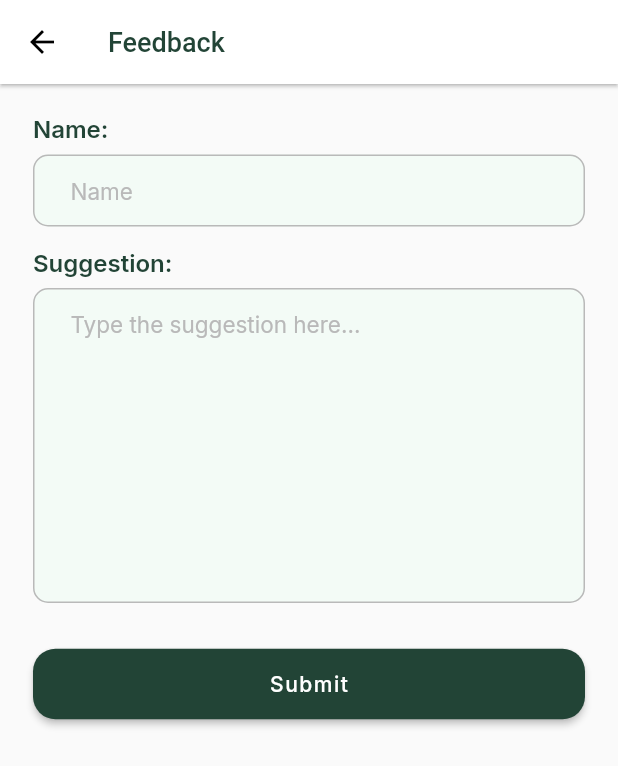
After one commit to naidunandu/Oak_Haven_Massage_App, a Flutter app: the LayoutView screen opened by its route, item 4 of the bottom bar chosen, after a tap on "Feedback", on a phone screen of 412 x 824 dp. The commit adds this screen. Shown: the top 766 px of the screen. Run offline on Flutter 3.47's test engine with Material 3 defaults, Android fonts, the phone set to English and light mode, and no system bars; our stand-ins replace connectivity_plus, fluttertoast, get, get_storage, google_fonts, image_picker and 2 more; missing offline and left inert: flutter_lazy_indexed_stack; accounts and stored records are empty.

Commit message:
More option design

```diff
--- a/lib/controllers/layout_controller.dart
+++ b/lib/controllers/layout_controller.dart
@@ -1,9 +1,11 @@
+import 'package:flutter/foundation.dart';
 import 'package:get/get.dart';
 
 class LayoutController extends GetxController {
   int currentPageIndex = 0;
 
-  void updatePageIndex(int index, context) async {
+  // Update page index method
+  updatePageIndex(int index) {
     currentPageIndex = index;
     update();
   }
--- a/lib/routes/route_methods.dart
+++ b/lib/routes/route_methods.dart
@@ -1,5 +1,6 @@
 import 'package:get/get.dart';
 import 'package:oak_haven_massage_app/routes/route_name.dart';
+import 'package:oak_haven_massage_app/view/more/feedback.dart';
 import 'package:oak_haven_massage_app/view/otp.dart';
 
 import '../view/layout.dart';
@@ -29,5 +30,6 @@ class AppRoutes {
     getPage(name: RouteNames.login, page: () => const LoginView()),
     getPage(name: RouteNames.otp, page: () => const OtpView()),
     getPage(name: RouteNames.layout, page: () => const LayoutView()),
+    getPage(name: RouteNames.feedback, page: () => const FeedbackView()),
   ];
 }
--- a/lib/routes/route_name.dart
+++ b/lib/routes/route_name.dart
@@ -4,4 +4,5 @@ class RouteNames {
   static const login = '/login';
   static const otp = '/otp';
   static const layout = '/layout';
+  static const feedback = '/feedback';
 }
--- a/lib/view/layout.dart
+++ b/lib/view/layout.dart
@@ -1,23 +1,18 @@
 import 'package:flutter/material.dart';
 import 'package:flutter_lazy_indexed_stack/flutter_lazy_indexed_stack.dart';
 import 'package:get/get.dart';
+import 'package:oak_haven_massage_app/routes/route_name.dart';
 import 'package:oak_haven_massage_app/utils/app_theme.dart';
 import 'package:oak_haven_massage_app/view/feed.dart';
 import 'package:oak_haven_massage_app/view/home.dart';
 import 'package:oak_haven_massage_app/view/profile.dart';
+import 'package:oak_haven_massage_app/widgets/dashed_divider.dart';
 
 import '../controllers/layout_controller.dart';
 import '../utils/app_assets.dart';
 
-class LayoutView extends StatefulWidget {
+class LayoutView extends StatelessWidget {
   const LayoutView({super.key});
-
-  @override
-  _LayoutViewState createState() => _LayoutViewState();
-}
-
-class _LayoutViewState extends State<LayoutView> {
-  final bool _isMenuOpen = true; // Track the state of the menu
 
   @override
   Widget build(BuildContext context) {
@@ -29,11 +24,10 @@ class _LayoutViewState extends State<LayoutView> {
             child: Scaffold(
               body: LazyIndexedStack(
                 index: ctrl.currentPageIndex,
-                children: [
-                  const HomeView(),
-                  const FeedView(),
-                  const ProfileView(),
-                  moreMenu(context),
+                children: const [
+                  HomeView(),
+                  FeedView(),
+                  ProfileView(),
                 ],
               ),
               bottomNavigationBar: BottomAppBar(
@@ -60,11 +54,118 @@ class _LayoutViewState extends State<LayoutView> {
         });
   }
 
+  // Method to show the bottom sheet
+  void _showBottomSheet(BuildContext context) {
+    showModalBottomSheet(
+      context: context,
+      backgroundColor: Colors.transparent, // Make background transparent
+      isScrollControlled: true, // Allow scrolling content
+      builder: (BuildContext context) {
+        return Container(
+          margin: const EdgeInsets.only(bottom: 70, left: 80),
+          padding: const EdgeInsets.all(16),
+          decoration: const BoxDecoration(
+            color: CustomColors.link, // Semi-transparent background
+            borderRadius: BorderRadius.only(
+              topLeft: Radius.circular(20),
+            ),
+          ),
+          child: Column(
+            crossAxisAlignment:CrossAxisAlignment.start,
+            mainAxisSize: MainAxisSize.min,
+            children: [
+              ListTile(
+                title: const Text(
+                  'Feedback',
+                  style: TextStyle(
+                    color: CustomColors.white,
+                    fontSize: 14,
+                    fontWeight: FontWeight.w500,
+                    letterSpacing: 1,
+                  ),
+                ),
+                onTap: () {
+                  // Handle settings action
+                  Get.toNamed(RouteNames.feedback);
+                },
+              ),
+              const DashedDivider(color: CustomColors.white),
+              ListTile(
+                title: const Text(
+                  'Maintenance/Equipment Request',
+                  style: TextStyle(
+                    color: CustomColors.white,
+                    fontSize: 14,
+                    fontWeight: FontWeight.w500,
+                    letterSpacing: 1,
+                  ),
+                ),
+                onTap: () {
+                  // Handle help action
+                },
+              ),
+              const DashedDivider(color: CustomColors.white),
+              ListTile(
+                title: const Text(
+                  'PTO Request',
+                  style: TextStyle(
+                    color: CustomColors.white,
+                    fontSize: 14,
+                    fontWeight: FontWeight.w500,
+                    letterSpacing: 1,
+                  ),
+                ),
+                onTap: () {
+                  // Handle logout action
+                },
+              ),
+              const DashedDivider(color: CustomColors.white),
+              ListTile(
+                title: const Text(
+                  'Loan/Payroll Advance Request',
+                  style: TextStyle(
+                    color: CustomColors.white,
+                    fontSize: 14,
+                    fontWeight: FontWeight.w500,
+                    letterSpacing: 1,
+                  ),
+                ),
+                onTap: () {
+                  // Handle logout action
+                },
+              ),
+              const DashedDivider(color: CustomColors.white),
+              ListTile(
+                title: const Text(
+                  'Payroll & Benefits Questions',
+                  style: TextStyle(
+                    color: CustomColors.white,
+                    fontSize: 14,
+                    fontWeight: FontWeight.w500,
+                    letterSpacing: 1,
+                  ),
+                ),
+                onTap: () {
+                  // Handle logout action
+                },
+              ),
+            ],
+          ),
+        );
+      },
+    );
+  }
+
   Widget navBarItem(String image, String label, int index, LayoutController ctrl, context) {
     Color color = ctrl.currentPageIndex == index ? CustomColors.primary : CustomColors.border;
     return GestureDetector(
-      onTap: () => {
-        ctrl.updatePageIndex(index, context),
+      onTap: () {
+        // Only update if the index is within valid bounds
+        if (index >= 0 && index <= 2) {
+          ctrl.updatePageIndex(index);
+        } else {
+          _showBottomSheet(context);
+        }
       },
       child: Column(
         mainAxisSize: MainAxisSize.min,
@@ -81,54 +182,4 @@ class _LayoutViewState extends State<LayoutView> {
       ),
     );
   }
-
-  Widget moreMenu(context) {
-    return Positioned(
-      bottom: 10,
-      right: 10,
-      child: AnimatedOpacity(
-        opacity: _isMenuOpen ? 1.0 : 0.0, // Control opacity based on menu state
-        duration: const Duration(milliseconds: 300),
-        child: AnimatedPositioned(
-          duration: const Duration(milliseconds: 300),
-          bottom: _isMenuOpen ? 10 : -150, // Adjust position to make it appear/disappear
-          right: 10,
-          child: Container(
-            width: 120, // Menu width
-            decoration: BoxDecoration(
-              color: Colors.black.withOpacity(0.5), // Transparent black background
-              borderRadius: BorderRadius.circular(10),
-              boxShadow: const [
-                BoxShadow(
-                  color: Colors.black26,
-                  blurRadius: 8,
-                  offset: Offset(0, 4),
-                ),
-              ],
-            ),
-            child: Column(
-              children: [
-                // Menu items
-                ListTile(
-                  leading: const Icon(Icons.settings, color: Colors.white),
-                  title: const Text('Settings', style: TextStyle(color: Colors.black)),
-                  onTap: () {},
-                ),
-                ListTile(
-                  leading: const Icon(Icons.help, color: Colors.white),
-                  title: const Text('Help', style: TextStyle(color: Colors.white)),
-                  onTap: () {},
-                ),
-                ListTile(
-                  leading: const Icon(Icons.logout, color: Colors.white),
-                  title: const Text('Logout', style: TextStyle(color: Colors.white)),
-                  onTap: () {},
-                ),
-              ],
-            ),
-          ),
-        ),
-      ),
-    );
-  }
 }
--- /dev/null
+++ b/lib/view/more/feedback.dart
@@ -0,0 +1,66 @@
+import 'package:flutter/material.dart';
+import 'package:get/get.dart';
+import 'package:oak_haven_massage_app/utils/app_theme.dart';
+import 'package:oak_haven_massage_app/widgets/custom_textBox.dart';
+import 'package:oak_haven_massage_app/widgets/rounded_button.dart';
+
+class FeedbackView extends StatelessWidget {
+  const FeedbackView({super.key});
+
+  @override
+  Widget build(BuildContext context) {
+    return Scaffold(
+      appBar: AppBar(
+        elevation: 1.0,
+        title: const Text(
+          "Feedback",
+          style: TextStyle(fontWeight: FontWeight.w500, fontSize: 18, color: CustomColors.primary),
+        ),
+      ),
+      body: SingleChildScrollView(
+        child: Padding(
+          padding: const EdgeInsets.symmetric(horizontal: 22, vertical: 20),
+          child: Column(
+            crossAxisAlignment: CrossAxisAlignment.start,
+            children: [
+              CustomTextBox(
+                fieldName: "Name:",
+                // focusNode: ctrl.txtEmailFocus,
+                // controller: ctrl.txtEmail,
+                hintText: "Name",
+                keyboardType: TextInputType.text,
+                autofillHints: const [AutofillHints.name],
+                validator: (val) {
+                  if (val == null || val.isEmpty) {
+                    return 'Please enter your name';
+                  }
+                  return null; // Input is valid
+                },
+              ).paddingOnly(bottom: 14),
+              CustomTextBox(
+                fieldName: "Suggestion:",
+                // focusNode: ctrl.txtEmailFocus,
+                // controller: ctrl.txtEmail,
+                hintText: "Type the suggestion here...",
+                maxLines: 10,
+                keyboardType: TextInputType.text,
+                validator: (val) {
+                  if (val == null || val.isEmpty) {
+                    return 'Please enter your suggestion';
+                  }
+                  return null; // Input is valid
+                },
+              ).paddingOnly(bottom: 30),
+              RoundedButton(
+                borderRadius: 15.0,
+                text: "Submit",
+                isLoading: false,
+                onTap: () => null,
+              ),
+            ],
+          ),
+        ),
+      ),
+    );
+  }
+}
--- a/lib/widgets/custom_textBox.dart
+++ b/lib/widgets/custom_textBox.dart
@@ -72,10 +72,10 @@ class _CustomTextBoxState extends State<CustomTextBox> {
       children: [
         if (widget.fieldName != null)
           Padding(
-            padding: const EdgeInsets.only(left: 10, bottom: 5),
+            padding: const EdgeInsets.only(bottom: 8),
             child: Text(
               widget.fieldName ?? '',
-              style: const TextStyle(fontSize: 16, fontWeight: FontWeight.w600),
+              style: const TextStyle(fontSize: 16, fontWeight: FontWeight.w600,color: CustomColors.primary),
             ),
           ),
         TextFormField(
--- /dev/null
+++ b/lib/widgets/dashed_divider.dart
@@ -0,0 +1,32 @@
+import 'package:flutter/material.dart';
+
+class DashedDivider extends StatelessWidget {
+  const DashedDivider({super.key, this.height = 1, this.color = Colors.black});
+  final double height;
+  final Color color;
+
+  @override
+  Widget build(BuildContext context) {
+    return LayoutBuilder(
+      builder: (BuildContext context, BoxConstraints constraints) {
+        final boxWidth = constraints.constrainWidth();
+        const dashWidth = 5.0;
+        final dashHeight = height;
+        final dashCount = (boxWidth / (2 * dashWidth)).floor();
+        return Flex(
+          mainAxisAlignment: MainAxisAlignment.spaceBetween,
+          direction: Axis.horizontal,
+          children: List.generate(dashCount, (_) {
+            return SizedBox(
+              width: dashWidth,
+              height: dashHeight,
+              child: DecoratedBox(
+                decoration: BoxDecoration(color: color),
+              ),
+            );
+          }),
+        );
+      },
+    );
+  }
+}
```
Also changed, not shown: lib/view/more/maintenance.dart (added, +63 -0 lines), lib/view/more/pto_request.dart (added, +63 -0 lines).
